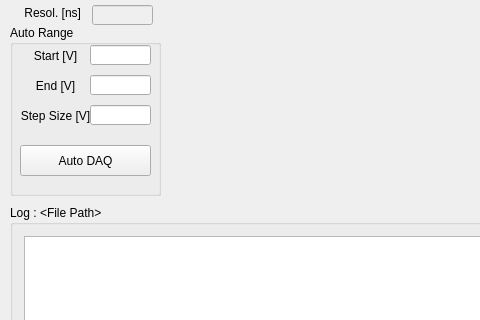
TripletESR/DAQ_GUI, file mainwindow.ui: the form before one commit; both pictures show x 0 to 480 and y 213 to 533 of the 1003 by 790 pixel window.
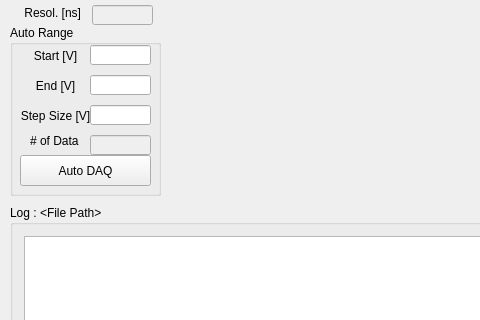
The form after the commit. Custom widgets are drawn as their Qt base class.

Patch:
```diff
--- a/mainwindow.ui
+++ b/mainwindow.ui
@@ -246,7 +246,7 @@
      <property name="geometry">
       <rect>
        <x>10</x>
-       <y>120</y>
+       <y>130</y>
        <width>131</width>
        <height>31</height>
       </rect>
@@ -303,6 +303,32 @@
       <set>Qt::AlignCenter</set>
      </property>
     </widget>
+    <widget class="QLineEdit" name="lineEdit_numData">
+     <property name="enabled">
+      <bool>false</bool>
+     </property>
+     <property name="geometry">
+      <rect>
+       <x>80</x>
+       <y>110</y>
+       <width>61</width>
+       <height>20</height>
+      </rect>
+     </property>
+    </widget>
+    <widget class="QLabel" name="label_7">
+     <property name="geometry">
+      <rect>
+       <x>20</x>
+       <y>110</y>
+       <width>50</width>
+       <height>12</height>
+      </rect>
+     </property>
+     <property name="text">
+      <string># of Data</string>
+     </property>
+    </widget>
    </widget>
    <widget class="QLineEdit" name="lineEdit_DataName">
     <property name="enabled">
```
